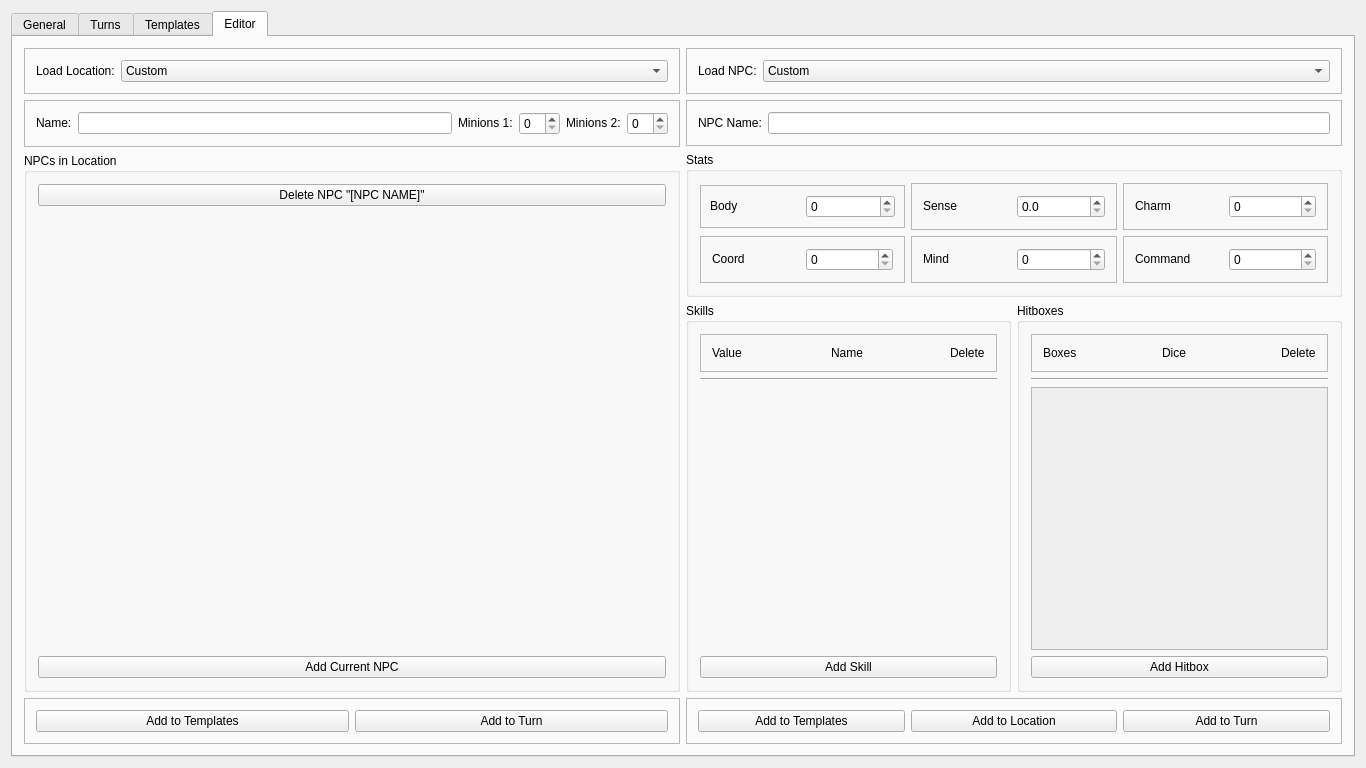
Old version of the form src/mainwindow.ui in the repository zobin8/talented-gm.
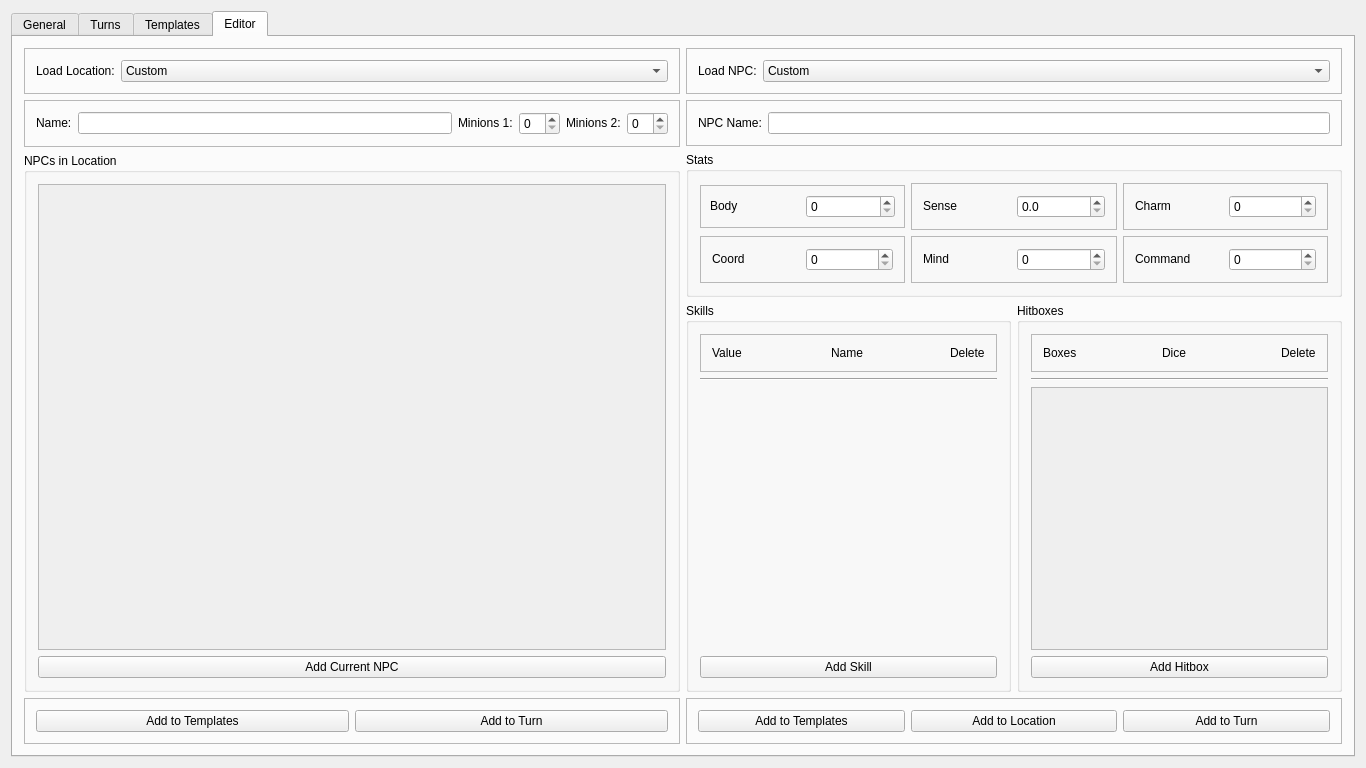
New version of the form.

```diff
--- a/src/mainwindow.ui
+++ b/src/mainwindow.ui
@@ -1193,25 +1193,29 @@
              </property>
              <layout class="QVBoxLayout" name="verticalLayout_14">
               <item>
-               <widget class="QPushButton" name="pushButton_21">
-                <property name="text">
-                 <string>Delete NPC &quot;[NPC NAME]&quot;</string>
+               <widget class="QScrollArea" name="scrollArea_2">
+                <property name="sizePolicy">
+                 <sizepolicy hsizetype="Preferred" vsizetype="Expanding">
+                  <horstretch>0</horstretch>
+                  <verstretch>0</verstretch>
+                 </sizepolicy>
                 </property>
+                <property name="widgetResizable">
+                 <bool>true</bool>
+                </property>
+                <widget class="QWidget" name="editLocContents">
+                 <property name="geometry">
+                  <rect>
+                   <x>0</x>
+                   <y>0</y>
+                   <width>639</width>
+                   <height>493</height>
+                  </rect>
+                 </property>
+                 <layout class="QVBoxLayout" name="verticalLayout_18"/>
+                </widget>
                </widget>
               </item>
-              <item>
-               <spacer name="verticalSpacer_7">
-                <property name="orientation">
-                 <enum>Qt::Vertical</enum>
-                </property>
-                <property name="sizeHint" stdset="0">
-                 <size>
-                  <width>20</width>
-                  <height>40</height>
-                 </size>
-                </property>
-               </spacer>
-              </item>
               <item>
                <widget class="QPushButton" name="editAddNPCButton">
                 <property name="text">
```
Left out of the diff: 8 changed lines with no effect on the pictures.
